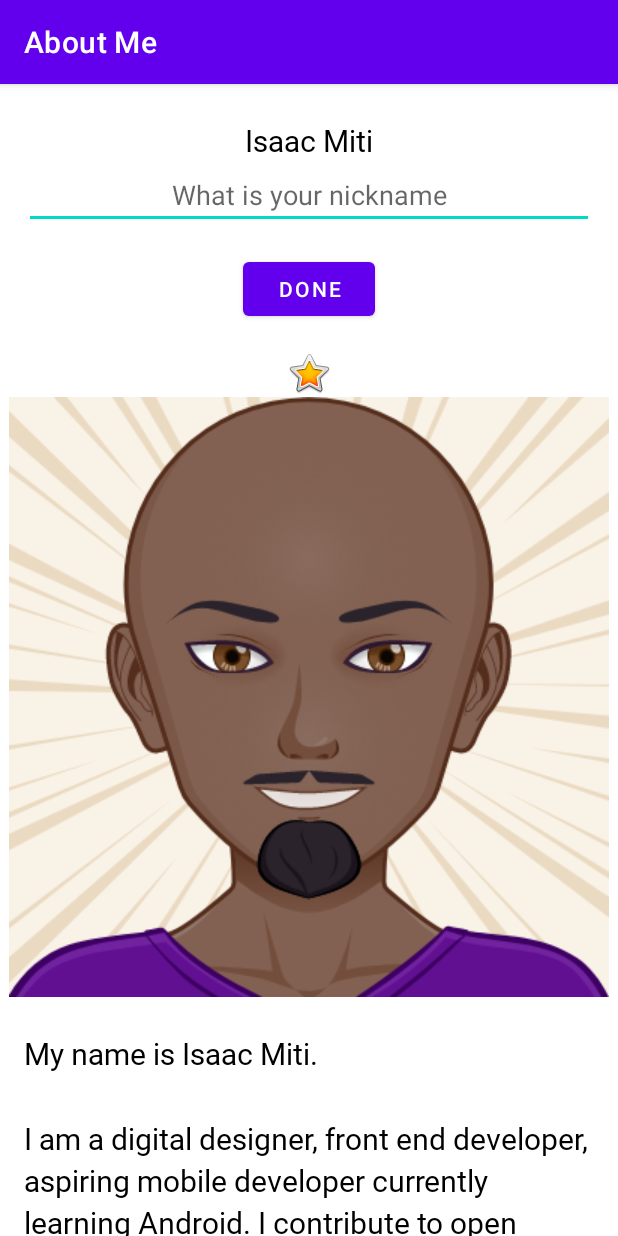
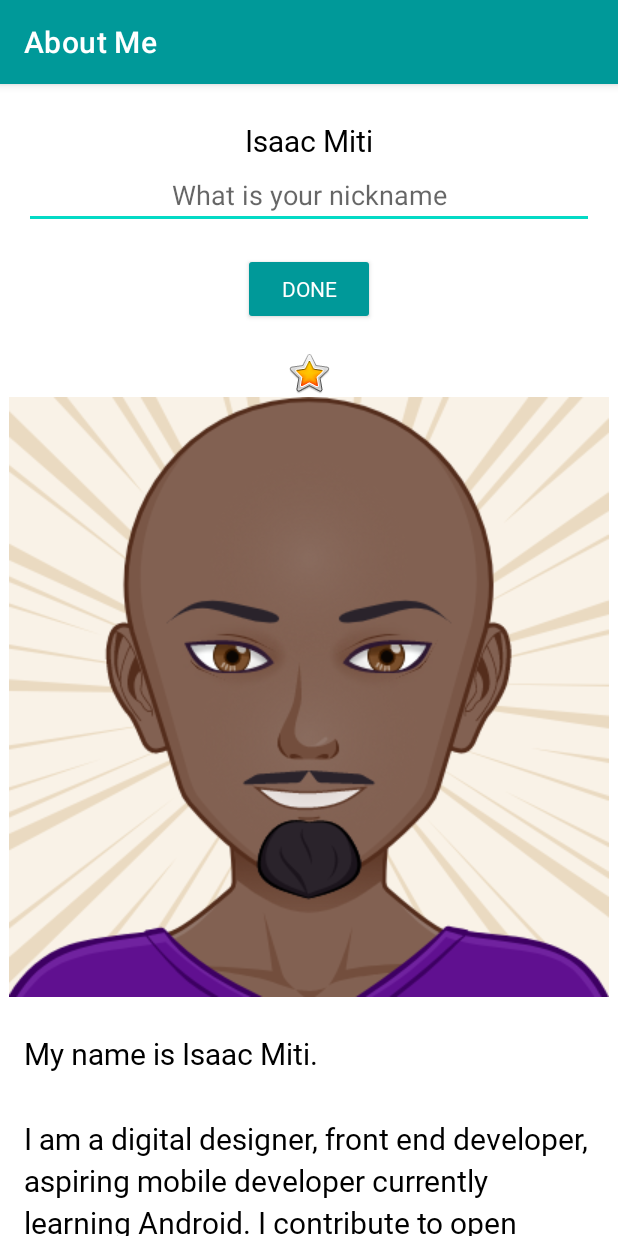
Before and after one commit to ikayz/about-me, an Android app: the screen it shows after launch (MainActivity), on a phone screen of 412 x 824 dp. Run offline under Robolectric (Android 15) with nearby library versions, the phone set to English and light mode, and no system bars.

Commit message:
Change accent colour to teal green

```diff
--- a/app/src/main/res/layout/activity_main.xml
+++ b/app/src/main/res/layout/activity_main.xml
@@ -21,17 +21,19 @@
         android:layout_marginStart="@dimen/layout_margin"
         android:layout_marginEnd="@dimen/layout_margin"
         android:ems="10"
-        android:hint="What is your nickname"
+        android:hint="@string/what_is_your_nickname"
         android:inputType="textPersonName"
         android:textAlignment="center" />
 
     <Button
         android:id="@+id/done_button"
+        style="@style/Widget.AppCompat.Button.Colored"
         android:layout_width="wrap_content"
         android:layout_height="wrap_content"
         android:layout_gravity="center_horizontal"
         android:layout_marginTop="@dimen/layout_margin"
-        android:text="Done" />
+        android:fontFamily="@font/roboto"
+        android:text="@string/done" />
 
     <TextView
         android:id="@+id/nickname_text"
--- a/app/src/main/res/values/colors.xml
+++ b/app/src/main/res/values/colors.xml
@@ -1,7 +1,7 @@
 <?xml version="1.0" encoding="utf-8"?>
 <resources>
     <color name="purple_200">#FFBB86FC</color>
-    <color name="purple_500">#FF6200EE</color>
+    <color name="accent">#009999</color>
     <color name="purple_700">#FF3700B3</color>
     <color name="teal_200">#FF03DAC5</color>
     <color name="teal_700">#FF018786</color>
--- a/app/src/main/res/values/strings.xml
+++ b/app/src/main/res/values/strings.xml
@@ -13,4 +13,6 @@
         that checks if scientific code has policies implemented and is reproducible.
         About Scientific code needs to be open source and peer reviewed
     </string>
+    <string name="done">Done</string>
+    <string name="what_is_your_nickname">What is your nickname</string>
 </resources>
--- a/app/src/main/res/values/themes.xml
+++ b/app/src/main/res/values/themes.xml
@@ -2,7 +2,7 @@
     <!-- Base application theme. -->
     <style name="Theme.AboutMe" parent="Theme.MaterialComponents.DayNight.DarkActionBar">
         <!-- Primary brand color. -->
-        <item name="colorPrimary">@color/purple_500</item>
+        <item name="colorPrimary">@color/accent</item>
         <item name="colorPrimaryVariant">@color/purple_700</item>
         <item name="colorOnPrimary">@color/white</item>
         <!-- Secondary brand color. -->
```
